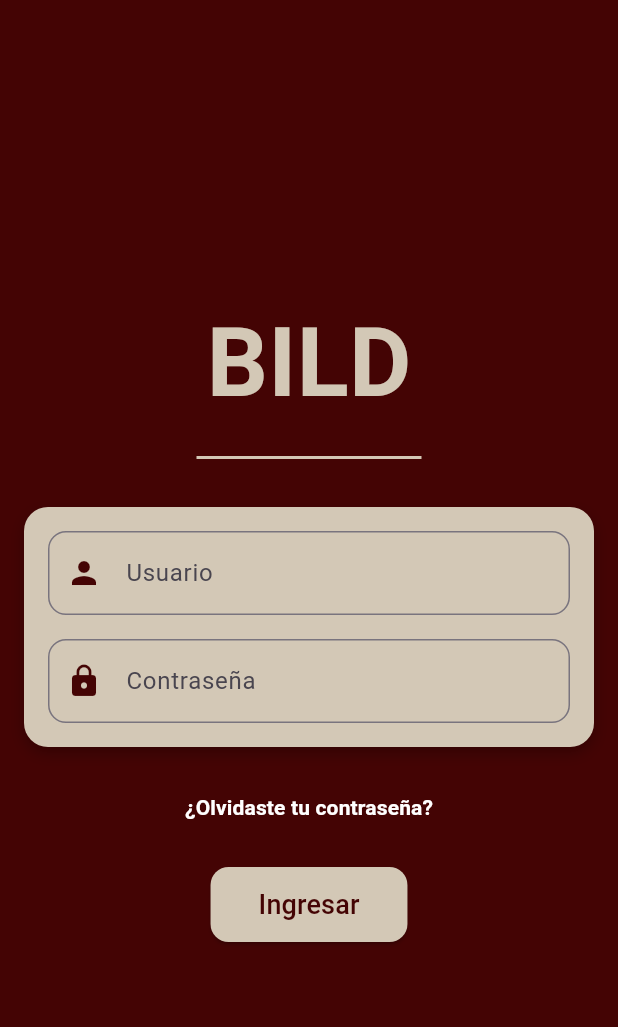
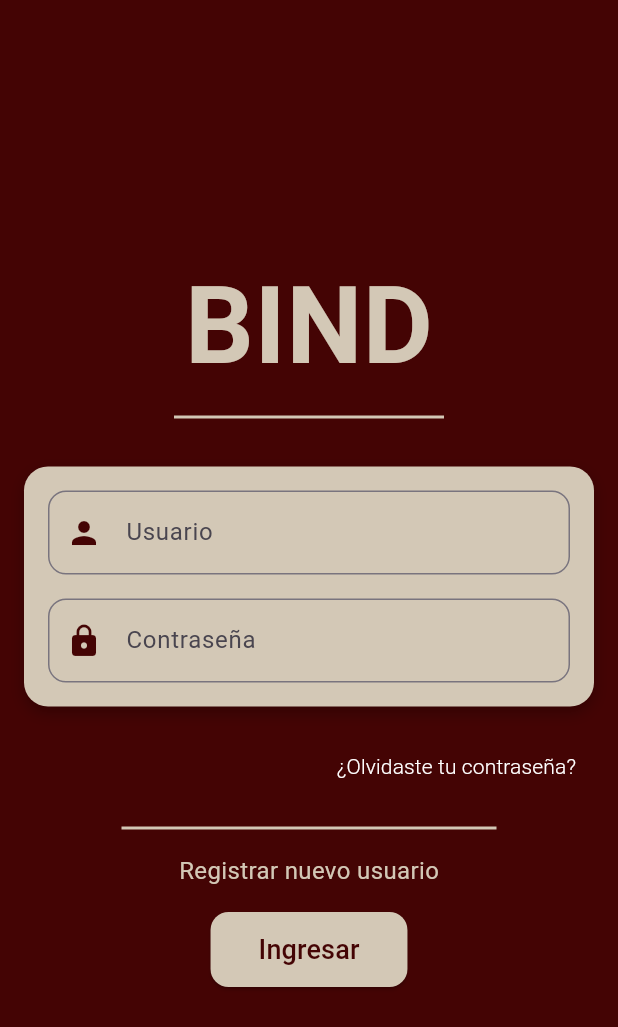
Before and after one commit to sab1103b/bild-flutter, a Flutter app: the screen it shows after launch, on a phone screen of 412 x 824 dp. Shown: the top 1027 px of the screen. Run offline on Flutter 3.47's test engine with Material 3 defaults, Android fonts, the phone set to English and light mode, and no system bars.

Commit message:
cambios login

```diff
--- a/lib/screens/LOGIN.dart
+++ b/lib/screens/LOGIN.dart
@@ -17,19 +17,19 @@ class Login extends StatelessWidget {
           child: Column(
             mainAxisAlignment: MainAxisAlignment.center,
             children: [
-              // Título central con color beige y mayor tamaño
+              // Título central con color beige, más grande y en negrita
               Text(
-                'BILD',
+                'BIND',
                 style: TextStyle(
-                  fontSize: 64.0, // Título más grande
-                  fontWeight: FontWeight.bold, // Negrita
+                  fontSize: 72.0, // Aumentado el tamaño del título
+                  fontWeight: FontWeight.bold, // Más negrita
                   color: beigeClaro, // Título en color beige
                 ),
               ),
-              SizedBox(height: 16.0),
-              // Línea separadora
+              SizedBox(height: 8.0), // Menos espacio entre el título y la línea
+              // Línea separadora más cerca del título
               Container(
-                width: 150.0, // Ancho más corto que el título
+                width: 180.0, // Ancho más corto que el título
                 height: 2.0,
                 color: beigeClaro, // Línea de color beige
               ),
@@ -76,8 +76,10 @@ class Login extends StatelessWidget {
                 ),
               ),
               SizedBox(height: 16.0),
-              // Texto de cambio de contraseña con color blanco
-              TextButton(
+              // Texto "Olvidaste tu contraseña" a la derecha con fuente light
+              Align(
+                alignment: Alignment.centerRight,
+                child: TextButton(
                   onPressed: () {
                     // Aquí iría la navegación al cambio de contraseña
                   },
@@ -85,8 +87,26 @@ class Login extends StatelessWidget {
                     '¿Olvidaste tu contraseña?',
                     style: TextStyle(
                       color: Colors.white, // Texto blanco
-                    fontWeight: FontWeight.bold,
+                      fontWeight: FontWeight.w300, // Fuente más ligera
                     ),
+                  ),
+                ),
+              ),
+              SizedBox(height: 16.0),
+              // Línea separadora más larga
+              Container(
+                width: 250.0, // Línea más larga
+                height: 2.0,
+                color: beigeClaro, // Línea de color beige
+              ),
+              SizedBox(height: 16.0),
+              // Texto "Registrar nuevo usuario"
+              Text(
+                'Registrar nuevo usuario',
+                style: TextStyle(
+                  color: beigeClaro, // Texto en color beige
+                  fontWeight: FontWeight.normal, // Fuente normal
+                  fontSize: 16.0, // Tamaño de texto
                 ),
               ),
               SizedBox(height: 16.0),
```
Lines whose indentation alone changed are shown as unchanged.
